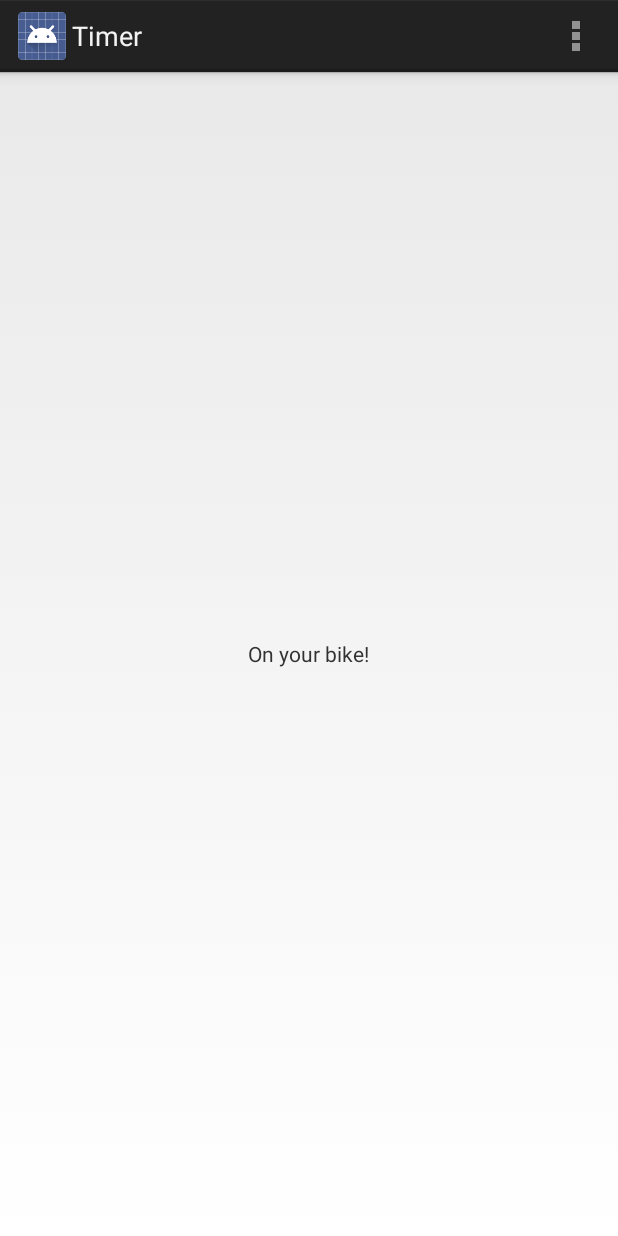
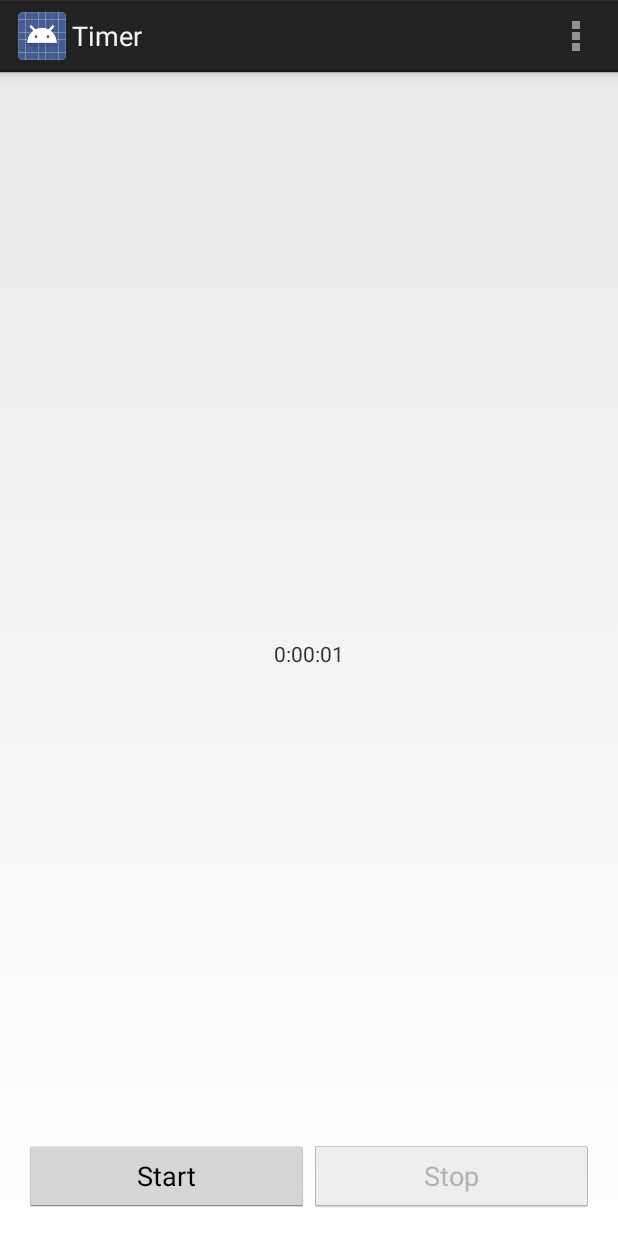
Before and after one commit to ElliotFriend/bicycle-bonanza, an Android app: the screen it shows after launch (TimerActivity), in the options menu, after a tap on "Settings", on a phone screen of 412 x 824 dp. Run offline under Robolectric (Android 15) with nearby library versions, the phone set to English and light mode, and no system bars.

Commit message:
Chapter 4: Added real timer functionality to this thing!
The timer functionality now works with the start/top buttons

I also changed some of the application settings and the app
name ("chapter 3").

TODO: display the running timer.

Signed-off-by: Elliot Voris <elliotfriend@gmail.com>

```diff
--- a/app/build.gradle
+++ b/app/build.gradle
@@ -1,13 +1,12 @@
 apply plugin: 'com.android.application'
 
 android {
-    compileSdkVersion 20
-    buildToolsVersion "20.0.0"
-
+    compileSdkVersion 15
+    buildToolsVersion '21.0.2'
     defaultConfig {
-        applicationId "com.elliotfriend.bicyclebonanza_chapter3"
+        applicationId 'com.elliotfriend.bicyclebonanza'
         minSdkVersion 15
-        targetSdkVersion 20
+        targetSdkVersion 15
         versionCode 1
         versionName "1.0"
     }
@@ -17,6 +16,8 @@ android {
             proguardFiles getDefaultProguardFile('proguard-android.txt'), 'proguard-rules.pro'
         }
     }
+    productFlavors {
+    }
 }
 
 dependencies {
--- a/app/src/main/java/com/elliotfriend/bicyclebonanza/TimerActivity.java
+++ b/app/src/main/java/com/elliotfriend/bicyclebonanza/TimerActivity.java
@@ -2,21 +2,119 @@ package com.elliotfriend.bicyclebonanza;
 
 import android.app.Activity;
 import android.os.Bundle;
+import android.os.StrictMode;
+import android.util.Log;
 import android.view.Menu;
 import android.view.MenuItem;
+import android.view.View;
+import android.widget.Button;
 import android.widget.TextView;
 
 import com.elliotfriend.bicyclebonanza.R;
 
+import java.io.StringBufferInputStream;
+
 public class TimerActivity extends Activity {
+
+    // Get our CLASS_NAME for debug output
+    private static String CLASS_NAME;
+
+    // Private variable declarations
+    protected TextView counter;
+    protected Button start;
+    protected Button stop;
+    protected boolean timerRunning;
+    protected long startedAt;
+    protected long lastStopped;
+
+
+    public TimerActivity() {
+        CLASS_NAME = getClass().getName();
+    }
 
     @Override
     protected void onCreate(Bundle savedInstanceState) {
+
+        Log.d(CLASS_NAME, "onCreate");
+
+        // Enable strict mode, 'cause I'm new here
+        if (BuildConfig.DEBUG) {
+            StrictMode.setThreadPolicy(new StrictMode.ThreadPolicy.Builder()
+                .detectAll().penaltyLog().build());
+            StrictMode.setVmPolicy(new StrictMode.VmPolicy.Builder()
+                .detectAll().penaltyLog().build());
+        }
+
         super.onCreate(savedInstanceState);
         setContentView(R.layout.activity_timer);
 
-        TextView hello = (TextView)findViewById(R.id.hello);
-        hello.setText("On your bike!");
+        counter = (TextView) findViewById(R.id.timer);
+        start = (Button) findViewById(R.id.start_button);
+        stop = (Button) findViewById(R.id.stop_button);
+
+        enableButtons();
+
+    }
+
+    public void clickedStart(View view) {
+        Log.d(CLASS_NAME, "Clicked start button.");
+
+        startedAt = System.currentTimeMillis();
+        timerRunning = true;
+        enableButtons();
+        setTimeDisplay();
+    }
+
+    public void clickedStop(View view) {
+        Log.d(CLASS_NAME, "Clicked stop button.");
+
+        lastStopped = System.currentTimeMillis();
+        timerRunning = false;
+        enableButtons();
+        setTimeDisplay();
+    }
+
+    protected void enableButtons() {
+        Log.d(CLASS_NAME, "Set buttons enabled/disabled");
+
+        start.setEnabled(!timerRunning);
+        stop.setEnabled(timerRunning);
+    }
+
+    protected void setTimeDisplay() {
+        String display;
+        long timeNow;
+        long diff;
+        long seconds;
+        long minutes;
+        long hours;
+
+        Log.d(CLASS_NAME, "Setting time display");
+
+        if (timerRunning) {
+            timeNow = System.currentTimeMillis();
+        } else {
+            timeNow = lastStopped;
+        }
+
+        diff = timeNow - startedAt;
+
+        // no negative time
+        if (diff < 0) {
+            diff = 0;
+        }
+
+        seconds = diff / 1000;
+        minutes = seconds / 60;
+        hours = minutes / 60;
+        seconds = seconds % 60;
+        minutes = minutes % 60;
+
+        display = String.format("%d", hours) + ":"
+                + String.format("%02d", minutes) + ":"
+                + String.format("%02d", seconds);
+
+        counter.setText(display);
     }
 
 
--- a/app/src/main/res/layout/activity_timer.xml
+++ b/app/src/main/res/layout/activity_timer.xml
@@ -6,14 +6,37 @@
     android:paddingRight="@dimen/activity_horizontal_margin"
     android:paddingTop="@dimen/activity_vertical_margin"
     android:paddingBottom="@dimen/activity_vertical_margin"
-    tools:context=".MyActivity">
+    tools:context=".TimerActivity">
 
     <TextView
-        android:id="@+id/hello"
-        android:text="@string/hello_world"
+        android:id="@+id/timer"
         android:layout_width="wrap_content"
         android:layout_height="wrap_content"
         android:layout_centerHorizontal="true"
         android:layout_centerVertical="true" />
 
+    <LinearLayout
+        android:layout_width="match_parent"
+        android:layout_height="wrap_content"
+        android:orientation="horizontal"
+        android:layout_alignParentBottom="true">
+
+        <Button
+            android:id="@+id/start_button"
+            android:layout_width="wrap_content"
+            android:layout_height="wrap_content"
+            android:layout_weight="1"
+            android:text="@string/start_button"
+            android:onClick="clickedStart" />
+
+        <Button
+            android:id="@+id/stop_button"
+            android:layout_width="wrap_content"
+            android:layout_height="wrap_content"
+            android:layout_weight="1"
+            android:text="@string/stop_button"
+            android:onClick="clickedStop" />
+
+    </LinearLayout>
+
 </RelativeLayout>
--- a/app/src/main/res/values/strings.xml
+++ b/app/src/main/res/values/strings.xml
@@ -2,8 +2,9 @@
 <resources>
 
     <string name="app_name">Bicycle Bonanza</string>
-    <string name="hello_world">Hello Android!</string>
     <string name="action_settings">Settings</string>
     <string name="title_activity_timer">Timer</string>
+    <string name="start_button">Start</string>
+    <string name="stop_button">Stop</string>
 
 </resources>
```
Also changed, not shown: 1 other file.
